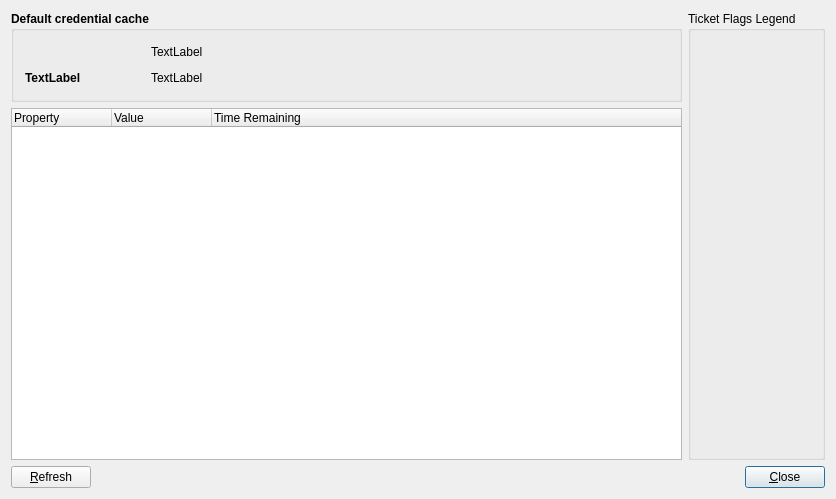
Before: the Qt Designer form src/mainwidget.ui in bas524/kerberos-ticket-watcher, drawn with Qt 5.
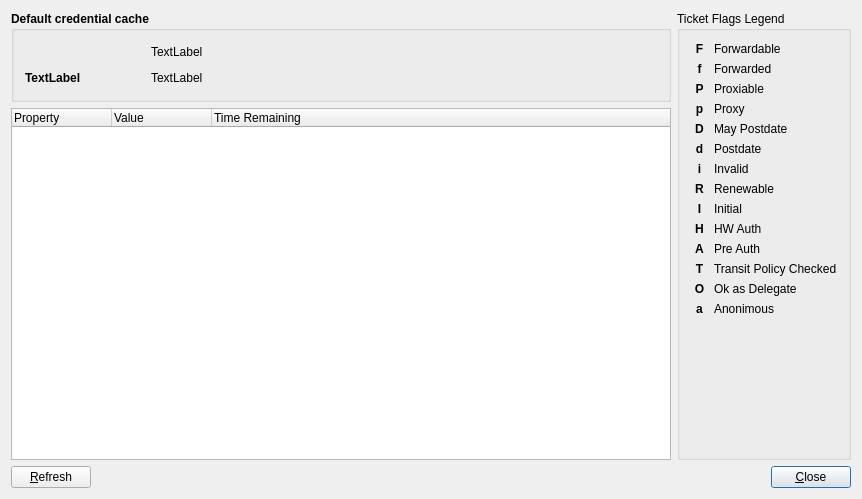
After: the same form once the commit is applied.

Patch:
```diff
--- a/src/mainwidget.ui
+++ b/src/mainwidget.ui
@@ -6,7 +6,7 @@
    <rect>
     <x>0</x>
     <y>0</y>
-    <width>836</width>
+    <width>862</width>
     <height>499</height>
    </rect>
   </property>
@@ -180,18 +180,634 @@
          <string>Ticket Flags Legend</string>
         </property>
         <layout class="QGridLayout" name="gridLayout_3">
+         <item row="9" column="0">
+          <layout class="QHBoxLayout" name="horizontalLayout_12">
+           <item>
+            <widget class="QLabel" name="labelHWAuthLetter">
+             <property name="sizePolicy">
+              <sizepolicy hsizetype="Fixed" vsizetype="Fixed">
+               <horstretch>0</horstretch>
+               <verstretch>0</verstretch>
+              </sizepolicy>
+             </property>
+             <property name="minimumSize">
+              <size>
+               <width>17</width>
+               <height>0</height>
+              </size>
+             </property>
+             <property name="maximumSize">
+              <size>
+               <width>17</width>
+               <height>16777215</height>
+              </size>
+             </property>
+             <property name="font">
+              <font>
+               <bold>true</bold>
+              </font>
+             </property>
+             <property name="text">
+              <string notr="true">H</string>
+             </property>
+             <property name="alignment">
+              <set>Qt::AlignCenter</set>
+             </property>
+            </widget>
+           </item>
+           <item>
+            <widget class="QLabel" name="labelHWAuth">
+             <property name="text">
+              <string>HW Auth</string>
+             </property>
+            </widget>
+           </item>
+          </layout>
+         </item>
+         <item row="6" column="0">
+          <layout class="QHBoxLayout" name="horizontalLayout_9">
+           <item>
+            <widget class="QLabel" name="labelInvalidLetter">
+             <property name="sizePolicy">
+              <sizepolicy hsizetype="Fixed" vsizetype="Fixed">
+               <horstretch>0</horstretch>
+               <verstretch>0</verstretch>
+              </sizepolicy>
+             </property>
+             <property name="minimumSize">
+              <size>
+               <width>17</width>
+               <height>0</height>
+              </size>
+             </property>
+             <property name="maximumSize">
+              <size>
+               <width>17</width>
+               <height>16777215</height>
+              </size>
+             </property>
+             <property name="font">
+              <font>
+               <bold>true</bold>
+              </font>
+             </property>
+             <property name="text">
+              <string notr="true">i</string>
+             </property>
+             <property name="alignment">
+              <set>Qt::AlignCenter</set>
+             </property>
+            </widget>
+           </item>
+           <item>
+            <widget class="QLabel" name="labelInvalid">
+             <property name="text">
+              <string>Invalid</string>
+             </property>
+            </widget>
+           </item>
+          </layout>
+         </item>
+         <item row="8" column="0">
+          <layout class="QHBoxLayout" name="horizontalLayout_11">
+           <item>
+            <widget class="QLabel" name="labelInitialLetter">
+             <property name="sizePolicy">
+              <sizepolicy hsizetype="Fixed" vsizetype="Fixed">
+               <horstretch>0</horstretch>
+               <verstretch>0</verstretch>
+              </sizepolicy>
+             </property>
+             <property name="minimumSize">
+              <size>
+               <width>17</width>
+               <height>0</height>
+              </size>
+             </property>
+             <property name="maximumSize">
+              <size>
+               <width>17</width>
+               <height>16777215</height>
+              </size>
+             </property>
+             <property name="font">
+              <font>
+               <bold>true</bold>
+              </font>
+             </property>
+             <property name="text">
+              <string notr="true">I</string>
+             </property>
+             <property name="alignment">
+              <set>Qt::AlignCenter</set>
+             </property>
+            </widget>
+           </item>
+           <item>
+            <widget class="QLabel" name="labelInitial">
+             <property name="text">
+              <string>Initial</string>
+             </property>
+            </widget>
+           </item>
+          </layout>
+         </item>
+         <item row="1" column="0">
+          <layout class="QHBoxLayout" name="horizontalLayout_4">
+           <item>
+            <widget class="QLabel" name="labelForwardedLetter">
+             <property name="sizePolicy">
+              <sizepolicy hsizetype="Fixed" vsizetype="Fixed">
+               <horstretch>0</horstretch>
+               <verstretch>0</verstretch>
+              </sizepolicy>
+             </property>
+             <property name="minimumSize">
+              <size>
+               <width>17</width>
+               <height>0</height>
+              </size>
+             </property>
+             <property name="maximumSize">
+              <size>
+               <width>17</width>
+               <height>16777215</height>
+              </size>
+             </property>
+             <property name="font">
+              <font>
+               <bold>true</bold>
+              </font>
+             </property>
+             <property name="text">
+              <string notr="true">f</string>
+             </property>
+             <property name="alignment">
+              <set>Qt::AlignCenter</set>
+             </property>
+            </widget>
+           </item>
+           <item>
+            <widget class="QLabel" name="labelForwarded">
+             <property name="text">
+              <string>Forwarded</string>
+             </property>
+            </widget>
+           </item>
+          </layout>
+         </item>
+         <item row="4" column="0">
+          <layout class="QHBoxLayout" name="horizontalLayout_7">
+           <item>
+            <widget class="QLabel" name="labelMayPostdateLetter">
+             <property name="sizePolicy">
+              <sizepolicy hsizetype="Fixed" vsizetype="Fixed">
+               <horstretch>0</horstretch>
+               <verstretch>0</verstretch>
+              </sizepolicy>
+             </property>
+             <property name="minimumSize">
+              <size>
+               <width>17</width>
+               <height>0</height>
+              </size>
+             </property>
+             <property name="maximumSize">
+              <size>
+               <width>17</width>
+               <height>16777215</height>
+              </size>
+             </property>
+             <property name="font">
+              <font>
+               <bold>true</bold>
+              </font>
+             </property>
+             <property name="text">
+              <string notr="true">D</string>
+             </property>
+             <property name="alignment">
+              <set>Qt::AlignCenter</set>
+             </property>
+            </widget>
+           </item>
+           <item>
+            <widget class="QLabel" name="labelMayPostdate">
+             <property name="text">
+              <string>May Postdate</string>
+             </property>
+            </widget>
+           </item>
+          </layout>
+         </item>
+         <item row="12" column="0">
+          <layout class="QHBoxLayout" name="horizontalLayout_15">
+           <item>
+            <widget class="QLabel" name="labelOkasDelegateLetter">
+             <property name="sizePolicy">
+              <sizepolicy hsizetype="Fixed" vsizetype="Fixed">
+               <horstretch>0</horstretch>
+               <verstretch>0</verstretch>
+              </sizepolicy>
+             </property>
+             <property name="minimumSize">
+              <size>
+               <width>17</width>
+               <height>0</height>
+              </size>
+             </property>
+             <property name="maximumSize">
+              <size>
+               <width>17</width>
+               <height>16777215</height>
+              </size>
+             </property>
+             <property name="font">
+              <font>
+               <bold>true</bold>
+              </font>
+             </property>
+             <property name="text">
+              <string notr="true">O</string>
+             </property>
+             <property name="alignment">
+              <set>Qt::AlignCenter</set>
+             </property>
+            </widget>
+           </item>
+           <item>
+            <widget class="QLabel" name="labelOkasDelegate">
+             <property name="text">
+              <string>Ok as Delegate</string>
+             </property>
+            </widget>
+           </item>
+          </layout>
+         </item>
          <item row="0" column="0">
-          <widget class="QLabel" name="textLabel1">
-           <property name="text">
-            <string/>
+          <layout class="QHBoxLayout" name="horizontalLayout_3">
+           <item>
+            <widget class="QLabel" name="labelForwardableLetter">
+             <property name="sizePolicy">
+              <sizepolicy hsizetype="Fixed" vsizetype="Fixed">
+               <horstretch>0</horstretch>
+               <verstretch>0</verstretch>
+              </sizepolicy>
+             </property>
+             <property name="minimumSize">
+              <size>
+               <width>17</width>
+               <height>0</height>
+              </size>
+             </property>
+             <property name="maximumSize">
+              <size>
+               <width>17</width>
+               <height>16777215</height>
+              </size>
+             </property>
+             <property name="font">
+              <font>
+               <bold>true</bold>
+              </font>
+             </property>
+             <property name="text">
+              <string notr="true">F</string>
+             </property>
+             <property name="alignment">
+              <set>Qt::AlignCenter</set>
+             </property>
+            </widget>
+           </item>
+           <item>
+            <widget class="QLabel" name="labelForwardable">
+             <property name="text">
+              <string>Forwardable</string>
+             </property>
+            </widget>
+           </item>
+          </layout>
+         </item>
+         <item row="2" column="0">
+          <layout class="QHBoxLayout" name="horizontalLayout_5">
+           <item>
+            <widget class="QLabel" name="labelProxiableLetter">
+             <property name="sizePolicy">
+              <sizepolicy hsizetype="Fixed" vsizetype="Fixed">
+               <horstretch>0</horstretch>
+               <verstretch>0</verstretch>
+              </sizepolicy>
+             </property>
+             <property name="minimumSize">
+              <size>
+               <width>17</width>
+               <height>0</height>
+              </size>
+             </property>
+             <property name="maximumSize">
+              <size>
+               <width>17</width>
+               <height>16777215</height>
+              </size>
+             </property>
+             <property name="font">
+              <font>
+               <bold>true</bold>
+              </font>
+             </property>
+             <property name="text">
+              <string notr="true">P</string>
+             </property>
+             <property name="alignment">
+              <set>Qt::AlignCenter</set>
+             </property>
+            </widget>
+           </item>
+           <item>
+            <widget class="QLabel" name="labelProxiable">
+             <property name="text">
+              <string>Proxiable</string>
+             </property>
+            </widget>
+           </item>
+          </layout>
+         </item>
+         <item row="11" column="0">
+          <layout class="QHBoxLayout" name="horizontalLayout_14">
+           <item>
+            <widget class="QLabel" name="labelTransitPolicyCheckedLetter">
+             <property name="sizePolicy">
+              <sizepolicy hsizetype="Fixed" vsizetype="Fixed">
+               <horstretch>0</horstretch>
+               <verstretch>0</verstretch>
+              </sizepolicy>
+             </property>
+             <property name="minimumSize">
+              <size>
+               <width>17</width>
+               <height>0</height>
+              </size>
+             </property>
+             <property name="maximumSize">
+              <size>
+               <width>17</width>
+               <height>16777215</height>
+              </size>
+             </property>
+             <property name="font">
+              <font>
+               <bold>true</bold>
+              </font>
+             </property>
+             <property name="text">
+              <string notr="true">T</string>
+             </property>
+             <property name="alignment">
+              <set>Qt::AlignCenter</set>
+             </property>
+            </widget>
+           </item>
+           <item>
+            <widget class="QLabel" name="labelTransitPolicyChecked">
+             <property name="text">
+              <string>Transit Policy Checked</string>
+             </property>
+            </widget>
+           </item>
+          </layout>
+         </item>
+         <item row="10" column="0">
+          <layout class="QHBoxLayout" name="horizontalLayout_13">
+           <item>
+            <widget class="QLabel" name="labelPreAuthLetter">
+             <property name="sizePolicy">
+              <sizepolicy hsizetype="Fixed" vsizetype="Fixed">
+               <horstretch>0</horstretch>
+               <verstretch>0</verstretch>
+              </sizepolicy>
+             </property>
+             <property name="minimumSize">
+              <size>
+               <width>17</width>
+               <height>0</height>
+              </size>
+             </property>
+             <property name="maximumSize">
+              <size>
+               <width>17</width>
+               <height>16777215</height>
+              </size>
+             </property>
+             <property name="font">
+              <font>
+               <bold>true</bold>
+              </font>
+             </property>
+             <property name="text">
+              <string notr="true">A</string>
+             </property>
+             <property name="alignment">
+              <set>Qt::AlignCenter</set>
+             </property>
+            </widget>
+           </item>
+           <item>
+            <widget class="QLabel" name="labelPreAuth">
+             <property name="text">
+              <string>Pre Auth</string>
+             </property>
+            </widget>
+           </item>
+          </layout>
+         </item>
+         <item row="13" column="0">
+          <layout class="QHBoxLayout" name="horizontalLayout_16">
+           <item>
+            <widget class="QLabel" name="labelAnonimousLetter">
+             <property name="sizePolicy">
+              <sizepolicy hsizetype="Fixed" vsizetype="Fixed">
+               <horstretch>0</horstretch>
+               <verstretch>0</verstretch>
+              </sizepolicy>
+             </property>
+             <property name="minimumSize">
+              <size>
+               <width>17</width>
+               <height>0</height>
+              </size>
+             </property>
+             <property name="maximumSize">
+              <size>
+               <width>17</width>
+               <height>16777215</height>
+              </size>
+             </property>
+             <property name="font">
+              <font>
+               <bold>true</bold>
+              </font>
+             </property>
+             <property name="text">
+              <string notr="true">a</string>
+             </property>
+             <property name="alignment">
+              <set>Qt::AlignCenter</set>
+             </property>
+            </widget>
+           </item>
+           <item>
+            <widget class="QLabel" name="labelAnonimous">
+             <property name="text">
+              <string>Anonimous</string>
+             </property>
+            </widget>
+           </item>
+          </layout>
+         </item>
+         <item row="7" column="0">
+          <layout class="QHBoxLayout" name="horizontalLayout_10">
+           <item>
+            <widget class="QLabel" name="labelRenewableLetter">
+             <property name="sizePolicy">
+              <sizepolicy hsizetype="Fixed" vsizetype="Fixed">
+               <horstretch>0</horstretch>
+               <verstretch>0</verstretch>
+              </sizepolicy>
+             </property>
+             <property name="minimumSize">
+              <size>
+               <width>17</width>
+               <height>0</height>
+              </size>
+             </property>
+             <property name="maximumSize">
+              <size>
+               <width>17</width>
+               <height>16777215</height>
+              </size>
+             </property>
+             <property name="font">
+              <font>
+               <bold>true</bold>
+              </font>
+             </property>
+             <property name="text">
+              <string notr="true">R</string>
+             </property>
+             <property name="alignment">
+              <set>Qt::AlignCenter</set>
+             </property>
+            </widget>
+           </item>
+           <item>
+            <widget class="QLabel" name="labelRenewable">
+             <property name="text">
+              <string>Renewable</string>
+             </property>
+            </widget>
+           </item>
+          </layout>
+         </item>
+         <item row="3" column="0">
+          <layout class="QHBoxLayout" name="horizontalLayout_6">
+           <item>
+            <widget class="QLabel" name="labelProxyLetter">
+             <property name="sizePolicy">
+              <sizepolicy hsizetype="Fixed" vsizetype="Fixed">
+               <horstretch>0</horstretch>
+               <verstretch>0</verstretch>
+              </sizepolicy>
+             </property>
+             <property name="minimumSize">
+              <size>
+               <width>17</width>
+               <height>0</height>
+              </size>
+             </property>
+             <property name="maximumSize">
+              <size>
+               <width>17</width>
+               <height>16777215</height>
+              </size>
+             </property>
+             <property name="font">
+              <font>
+               <bold>true</bold>
+              </font>
+             </property>
+             <property name="text">
+              <string notr="true">p</string>
+             </property>
+             <property name="alignment">
+              <set>Qt::AlignCenter</set>
+             </property>
+            </widget>
+           </item>
+           <item>
+            <widget class="QLabel" name="labelProxy">
+             <property name="text">
+              <string>Proxy</string>
+             </property>
+            </widget>
+           </item>
+          </layout>
+         </item>
+         <item row="5" column="0">
+          <layout class="QHBoxLayout" name="horizontalLayout_8">
+           <item>
+            <widget class="QLabel" name="labelPostdateLetter">
+             <property name="sizePolicy">
+              <sizepolicy hsizetype="Fixed" vsizetype="Fixed">
+               <horstretch>0</horstretch>
+               <verstretch>0</verstretch>
+              </sizepolicy>
+             </property>
+             <property name="minimumSize">
+              <size>
+               <width>17</width>
+               <height>0</height>
+              </size>
+             </property>
+             <property name="maximumSize">
+              <size>
+               <width>17</width>
+               <height>16777215</height>
+              </size>
+             </property>
+             <property name="font">
+              <font>
+               <bold>true</bold>
+              </font>
+             </property>
+             <property name="text">
+              <string notr="true">d</string>
+             </property>
+             <property name="alignment">
+              <set>Qt::AlignCenter</set>
+             </property>
+            </widget>
+           </item>
+           <item>
+            <widget class="QLabel" name="labelPostdate">
+             <property name="text">
+              <string>Postdate</string>
+             </property>
+            </widget>
+           </item>
+          </layout>
+         </item>
+         <item row="14" column="0">
+          <spacer name="verticalSpacer">
+           <property name="orientation">
+            <enum>Qt::Vertical</enum>
            </property>
-           <property name="alignment">
-            <set>Qt::AlignLeading|Qt::AlignLeft|Qt::AlignTop</set>
+           <property name="sizeHint" stdset="0">
+            <size>
+             <width>20</width>
+             <height>40</height>
+            </size>
            </property>
-           <property name="wordWrap">
-            <bool>false</bool>
-           </property>
-          </widget>
+          </spacer>
          </item>
         </layout>
        </widget>
```
